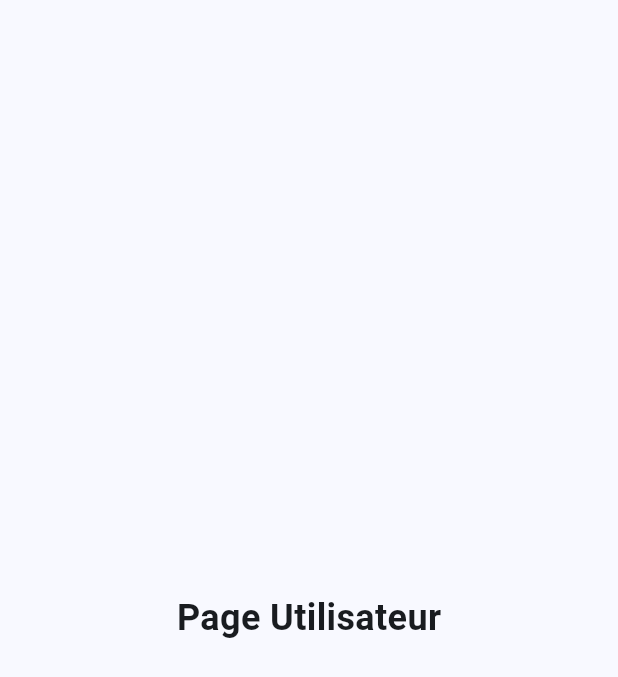
After one commit to PaulDelamare/Diwe_front, a Flutter app: the UserPage screen opened by its route, on a phone screen of 412 x 824 dp. The commit adds this screen. Shown: the top 677 px of the screen. Run offline on Flutter 3.47's test engine with Material 3 defaults, Android fonts, the phone set to English and light mode, and no system bars; our stand-ins replace fl_chart.

Commit message:
j'ai dû activé le mode développeur dans les parametres pour pouvoir continuer a développer.
la j'ai créer un dossier user avec un fichier user.dart pour faire la connexion avec la navbar.

```diff
--- a/lib/main.dart
+++ b/lib/main.dart
@@ -1,6 +1,7 @@
 import 'package:flutter/material.dart';
 import 'navbar.dart';
 import 'home/home.dart';
+import 'user/user.dart'; // Importer le fichier user.dart
 
 void main() {
   runApp(const MyApp());
@@ -21,7 +22,7 @@ class MyApp extends StatelessWidget {
       routes: {
         '/': (context) => const MyHomePage(),
         '/Accueil': (context) => const HomePage(),
-        //'/profile': (context) => const ProfilePage(),
+        '/user': (context) => const UserPage(),
         //'/bolus': (context) => const BolusPage(),
         //'/repas': (context) => const RepasPage(),
         //'/commandes': (context) => const CommandesPage(),
@@ -48,6 +49,9 @@ class _MyHomePageState extends State<MyHomePage> {
       _selectedIndex = index;
       // Mettez à jour le contenu de la page sélectionnée en fonction de l'index
       switch (index) {
+        case 0:
+          _selectedPage = const UserPage(); // Afficher le contenu de user.dart
+          break;
         case 2:
           _selectedPage = const HomePage(); // Afficher le contenu de home.dart
           break;
--- /dev/null
+++ b/lib/user/user.dart
@@ -0,0 +1,23 @@
+// user.dart
+
+import 'package:flutter/material.dart';
+
+class UserPage extends StatelessWidget {
+  const UserPage({Key? key}) : super(key: key);
+
+  @override
+  Widget build(BuildContext context) {
+    return Scaffold(
+
+      body: Center(
+        child: Text(
+          'Page Utilisateur',
+          style: TextStyle(
+            fontSize: 24,
+            fontWeight: FontWeight.bold,
+          ),
+        ),
+      ),
+    );
+  }
+}
```
